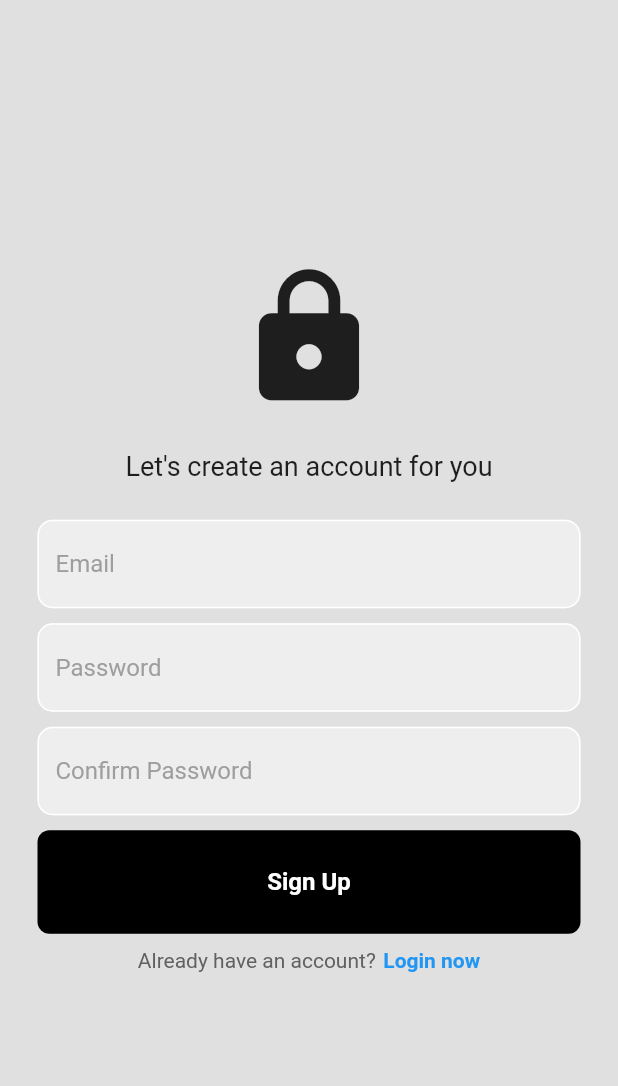
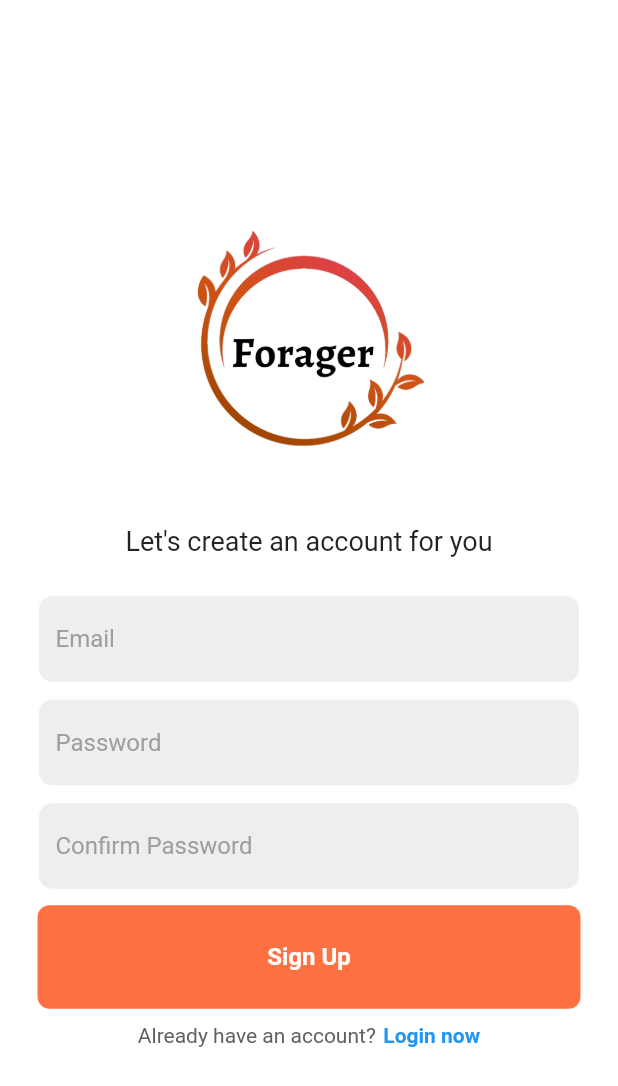
Before and after one commit to T-Pirozzini/flutter_forage_app, a Flutter app: the screen it shows after launch, after a tap on "Register now!", on a phone screen of 412 x 824 dp. Shown: the top 1086 px of the screen. Run offline on Flutter 3.47's test engine with Material 2 defaults, Android fonts, the phone set to English and light mode, and no system bars; our stand-ins replace cloud_firestore, firebase_auth, firebase_core, firebase_storage, floating_bottom_navigation_bar, flutter_dotenv and 9 more; accounts and stored records are empty; network calls fail.

Commit message:
update login and register UI

```diff
--- a/lib/components/button.dart
+++ b/lib/components/button.dart
@@ -13,7 +13,7 @@ class MyButton extends StatelessWidget {
       child: Container(
         padding: const EdgeInsets.all(25),
         decoration: BoxDecoration(
-          color: Colors.black,
+          color: Colors.deepOrange.shade400,
           borderRadius: BorderRadius.circular(8),
         ),
         child: Center(
--- a/lib/pages/forage_location_info_page.dart
+++ b/lib/pages/forage_location_info_page.dart
@@ -319,7 +319,17 @@ class _ForageLocationInfoState extends State<ForageLocationInfo> {
                 ),
               ),
             ),
-            Text(widget.markerOwner),
+            const Divider(height: 20, thickness: 2),
+            Center(
+                child: Row(
+              children: [
+                const Icon(Icons.person_outline_rounded),
+                const SizedBox(width: 5),
+                const Text("Location Owner: ",
+                    style: TextStyle(fontWeight: FontWeight.bold)),
+                Text(widget.markerOwner),
+              ],
+            )),
           ],
         ),
       ),
@@ -354,7 +364,7 @@ class _ForageLocationInfoState extends State<ForageLocationInfo> {
             ],
           ),
         ),
-        const SizedBox(height: 10),
+        const SizedBox(height: 5),
         ElevatedButton(
           onPressed: () {
             currentUserMatchesMarkerOwner();
@@ -383,7 +393,6 @@ class _ForageLocationInfoState extends State<ForageLocationInfo> {
             Text('Your location will be become public'),
           ],
         ),
-        const SizedBox(height: 10),
 
         const SizedBox(height: 10),
         Row(
--- a/lib/pages/login_page.dart
+++ b/lib/pages/login_page.dart
@@ -57,7 +57,7 @@ class _LoginPageState extends State<LoginPage> {
   @override
   Widget build(BuildContext context) {
     return Scaffold(
-      backgroundColor: Colors.grey[300],
+      backgroundColor: Colors.white,
       body: SafeArea(
         child: Center(
           child: Padding(
@@ -65,7 +65,25 @@ class _LoginPageState extends State<LoginPage> {
             child: Column(
               mainAxisAlignment: MainAxisAlignment.center,
               children: [
-                const Icon(Icons.lock, size: 100),
+                Container(
+                  width:
+                      200, // Set the width of the container to control the size of the circular border
+                  height:
+                      200, // Set the height of the container to control the size of the circular border
+                  decoration: const BoxDecoration(
+                    shape: BoxShape.circle,
+                  ),
+                  child: Padding(
+                    padding: const EdgeInsets.all(18.0),
+                    child: ClipOval(
+                      child: Image.asset(
+                        'lib/assets/images/forager_logo.png',
+                        fit: BoxFit
+                            .contain, // Use 'contain' to maintain aspect ratio and fit the logo within the circle
+                      ),
+                    ),
+                  ),
+                ),
                 const SizedBox(height: 25),
                 const Text(
                   'Welcome back, you\'ve been missed!',
--- a/lib/pages/register_page.dart
+++ b/lib/pages/register_page.dart
@@ -82,7 +82,7 @@ class _RegisterPageState extends State<RegisterPage> {
   @override
   Widget build(BuildContext context) {
     return Scaffold(
-      backgroundColor: Colors.grey[300],
+      backgroundColor: Colors.white,
       body: SafeArea(
         child: Center(
           child: Padding(
@@ -90,7 +90,25 @@ class _RegisterPageState extends State<RegisterPage> {
             child: Column(
               mainAxisAlignment: MainAxisAlignment.center,
               children: [
-                const Icon(Icons.lock, size: 100),
+                Container(
+                  width:
+                      200, // Set the width of the container to control the size of the circular border
+                  height:
+                      200, // Set the height of the container to control the size of the circular border
+                  decoration: const BoxDecoration(
+                    shape: BoxShape.circle,
+                  ),
+                  child: Padding(
+                    padding: const EdgeInsets.all(18.0),
+                    child: ClipOval(
+                      child: Image.asset(
+                        'lib/assets/images/forager_logo.png',
+                        fit: BoxFit
+                            .contain, // Use 'contain' to maintain aspect ratio and fit the logo within the circle
+                      ),
+                    ),
+                  ),
+                ),
                 const SizedBox(height: 25),
                 const Text(
                   'Let\'s create an account for you',
```
Also changed, not shown: lib/assets/images/forager_logo.png (added).
